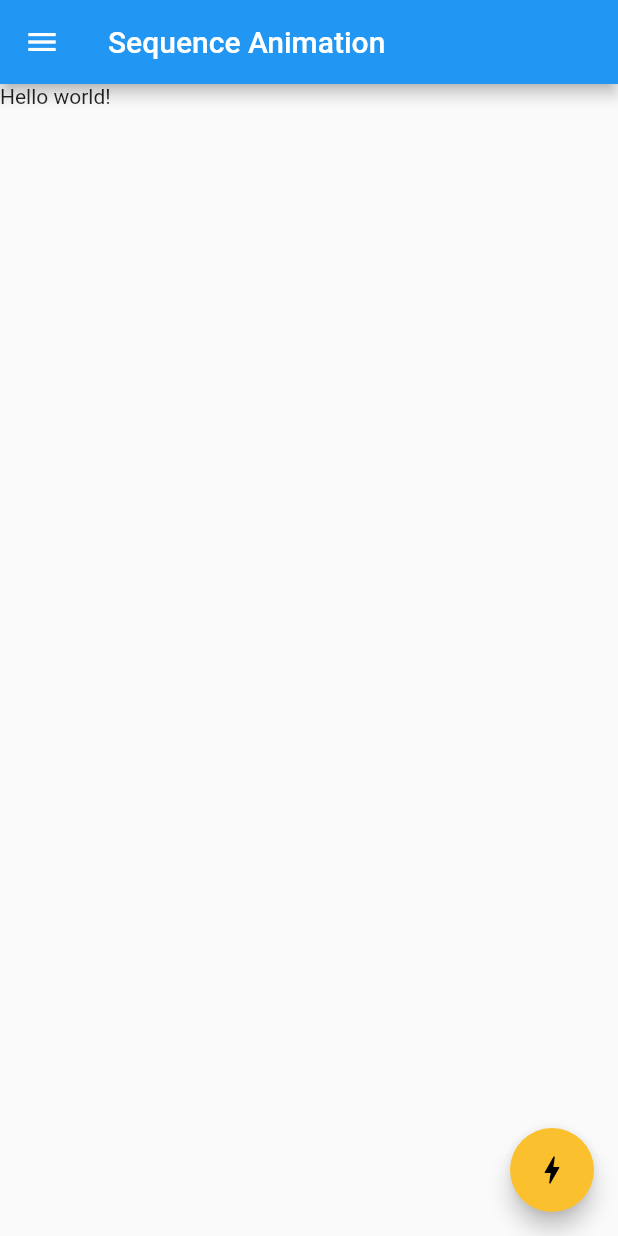
After one commit to heyhey1028/flutter_samples, a Flutter app: the SequenceAnimation screen opened directly, in the side drawer, after a tap on the "bolt" icon, on a phone screen of 412 x 824 dp. The commit adds this screen. Run offline on Flutter 3.47's test engine with Material 2 defaults, Android fonts, the phone set to English and light mode, and no system bars; our stand-ins replace js.

Commit message:
add samples to master_animation

```diff
--- /dev/null
+++ b/samples/master_animation/lib/features/sequence_animation.dart
@@ -0,0 +1,76 @@
+import 'package:flutter/material.dart';
+import 'package:master_animation/widgets/main_drawer.dart';
+
+class SequenceAnimation extends StatefulWidget {
+  const SequenceAnimation({super.key});
+
+  @override
+  State<SequenceAnimation> createState() => _SequenceAnimationState();
+}
+
+class _SequenceAnimationState extends State<SequenceAnimation>
+    with SingleTickerProviderStateMixin {
+  late AnimationController controller;
+  late TweenSequence<Alignment>
+      tweenSequence; // <<< Tweenではなく、TweenSequenceとして定義
+  late Animation<Alignment> animation;
+
+  @override
+  void initState() {
+    controller =
+        AnimationController(duration: const Duration(seconds: 4), vsync: this);
+    tweenSequence = TweenSequence<Alignment>([
+      // <<< 複数のTweenSequenceItemを受け取る
+      TweenSequenceItem(
+          tween: Tween(begin: Alignment.topLeft, end: Alignment.topRight),
+          weight: 1 // <<< この例ではDurationが4秒なので、weight:1 = 1秒となる
+          ),
+      TweenSequenceItem(
+          tween: Tween(begin: Alignment.topRight, end: Alignment.bottomRight),
+          weight: 1),
+      TweenSequenceItem(
+          tween: Tween(begin: Alignment.bottomRight, end: Alignment.bottomLeft),
+          weight: 1),
+      TweenSequenceItem(
+          tween: Tween(begin: Alignment.bottomLeft, end: Alignment.topLeft),
+          weight: 1),
+    ]);
+    animation = controller.drive(
+        tweenSequence); // <<< TweenとAnimationControllerでAnimationを作るのと同じ様にしてAnimationを生成
+    super.initState();
+  }
+
+  @override
+  void dispose() {
+    controller.dispose();
+    super.dispose();
+  }
+
+  @override
+  Widget build(BuildContext context) {
+    return Scaffold(
+      appBar: AppBar(
+        title: const Text('Sequence Animation'),
+      ),
+      drawer: const MainDrawer(),
+      body: AnimatedBuilder(
+        animation: controller,
+        builder: (context, _) {
+          return Align(
+              alignment: animation.value, // <<< animationを適用するだけ
+              child: const Text('Hello world!'));
+        },
+      ),
+      floatingActionButton: FloatingActionButton(
+        onPressed: () {
+          controller.forward();
+        },
+        backgroundColor: Colors.yellow[700],
+        child: const Icon(
+          Icons.bolt,
+          color: Colors.black,
+        ),
+      ),
+    );
+  }
+}
--- a/samples/master_animation/lib/widgets/main_drawer.dart
+++ b/samples/master_animation/lib/widgets/main_drawer.dart
@@ -1,4 +1,6 @@
 import 'package:flutter/material.dart';
+import 'package:master_animation/features/multiple_effect.dart';
+import 'package:master_animation/features/sequence_animation.dart';
 
 import '../features/animation_basic.dart';
 import '../main.dart';
@@ -38,8 +40,20 @@ class MainDrawer extends StatelessWidget {
             DrawerTile(
               color: Colors.indigo[100],
               icon: const Icon(Icons.notes),
-              title: 'SAMPLE',
+              title: 'BASIC',
               navigateTo: const AnimationBasic(),
+            ),
+            DrawerTile(
+              color: Colors.orange[100],
+              icon: const Icon(Icons.bubble_chart),
+              title: 'MULTIPLE EFFECT',
+              navigateTo: const MultipleEffect(),
+            ),
+            DrawerTile(
+              color: Colors.green[100],
+              icon: const Icon(Icons.cyclone),
+              title: 'SEQUENCE ANIMATION',
+              navigateTo: const SequenceAnimation(),
             ),
           ],
         ),
```
Also changed, not shown: samples/master_animation/lib/features/animation_basic.dart (+9 -1 lines), samples/master_animation/lib/features/multiple_effect.dart (added, +71 -0 lines), 3 other files.
